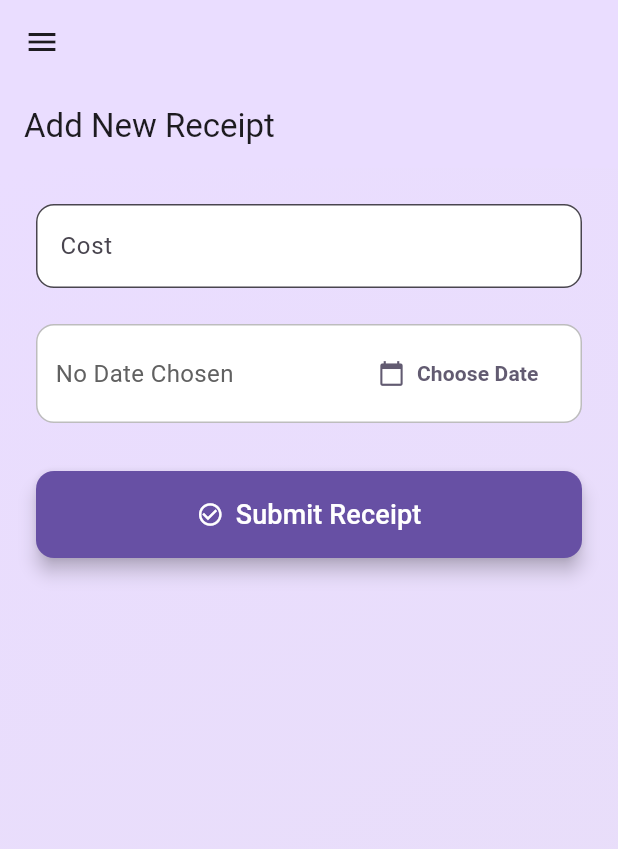
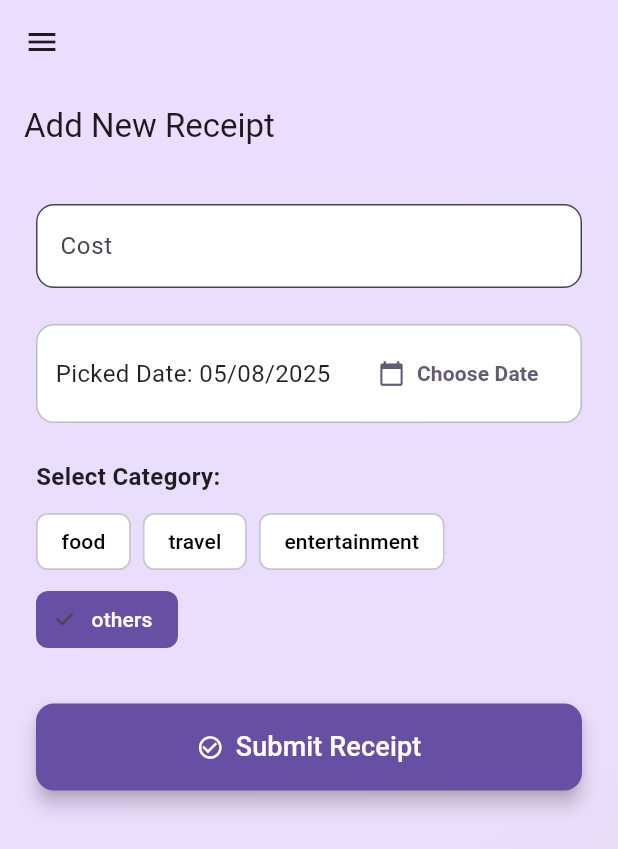
Before and after one commit to PrunesLand/receiptify-portfolio, a Flutter app: the NewItemFormScreen screen opened by its route, on a phone screen of 412 x 824 dp. Shown: the top 849 px of the screen. Run offline on Flutter 3.47's test engine with Material 3 defaults, Android fonts, the phone set to English and light mode, and no system bars; our stand-ins replace camera, dio, firebase_ai, firebase_auth, firebase_core, flutter_bloc and 10 more; accounts and stored records are empty; generated files the repository leaves out were written again; statements that could not run were skipped.

Commit message:
Refactor TileWidget and integrate category selection in NewItemFormScreen
This commit refactors `TileWidget` to display cost, date, and category, and adds category selection to `NewItemFormScreen`.

Key changes:
- **TileWidget.dart:**
    - Updated `TileWidget` to accept and display `cost`, `dateOfReceipt`, and `category` (from new `ExpenseEnum`).
    - Implemented a shimmer loading effect using the `shimmer` package.
    - Added date formatting for `dateOfReceipt`.
- **NewItemFormScreen.dart:**
    - Introduced `ExpenseEnum` for categorizing expenses (food, travel, entertainment, others).
    - Added `ChoiceChip` widgets for selecting an expense category.
    - The selected category is now part of the `ReceiptModel` when a new item is created.
    - Default selected date is now `DateTime.now()`.
- **DocumentWidget.dart:**
    - Updated `TileWidget` instantiation to pass `cost`, `receiptDate`, and `category` from the `item`.
- **ReceiptModel.dart:**
    - Added `category` field of type `ExpenseEnum` with a default value of `ExpenseEnum.others`.
- **document_bloc.dart:**
    - When adding a new image, `receiptDate` is initialized to `DateTime.now()`.
    - Total expense is now formatted to two decimal places.
- **Enums.dart:**
    - Added `ExpenseEnum` with values: `food`, `travel`, `entertainment`, `others`.
- **SettingsScreen.dart:**
    - Removed unused `_isDarkMode` variable.

```diff
--- a/lib/features/Document/domain/Enums/Enums.dart
+++ b/lib/features/Document/domain/Enums/Enums.dart
@@ -1 +1,3 @@
 enum DocumentChipEnum { highest, lowest, latest }
+
+enum ExpenseEnum { food, travel, entertainment, others }
--- a/lib/features/Document/domain/models/Receipt/ReceiptModel.dart
+++ b/lib/features/Document/domain/models/Receipt/ReceiptModel.dart
@@ -1,6 +1,7 @@
 import 'dart:io';
 
 import 'package:freezed_annotation/freezed_annotation.dart';
+import 'package:receipt_app/features/Document/domain/Enums/Enums.dart';
 
 part 'ReceiptModel.freezed.dart';
 
@@ -11,5 +12,6 @@ class ReceiptModel with _$ReceiptModel {
     DateTime? receiptDate,
     @Default('') String cost,
     File? file,
+    @Default(ExpenseEnum.others) ExpenseEnum category,
   }) = _ReceiptModel;
 }
--- a/lib/features/Document/presentation/widgets/NewItemFormScreen.dart
+++ b/lib/features/Document/presentation/widgets/NewItemFormScreen.dart
@@ -1,6 +1,7 @@
 import 'package:flutter/material.dart';
 import 'package:intl/intl.dart';
 
+import '../../domain/Enums/Enums.dart';
 import '../../domain/models/Receipt/ReceiptModel.dart';
 
 class NewItemFormScreen extends StatefulWidget {
@@ -13,7 +14,8 @@ class NewItemFormScreen extends StatefulWidget {
 class _NewItemFormScreenState extends State<NewItemFormScreen> {
   final _formKey = GlobalKey<FormState>();
   final _costController = TextEditingController();
-  DateTime? _selectedDate;
+  DateTime _selectedDate = DateTime.now();
+  ExpenseEnum _selectedCategory = ExpenseEnum.others;
 
   Future<void> _presentDatePicker() async {
     final now = DateTime.now();
@@ -38,7 +40,7 @@ class _NewItemFormScreenState extends State<NewItemFormScreen> {
           ),
     );
     setState(() {
-      _selectedDate = pickedDate;
+      _selectedDate = pickedDate ?? DateTime.now();
     });
   }
 
@@ -52,6 +54,7 @@ class _NewItemFormScreenState extends State<NewItemFormScreen> {
     final newReceipt = ReceiptModel(
       cost: enteredCost.toString(),
       receiptDate: _selectedDate,
+      category: _selectedCategory,
     );
 
     Navigator.of(context).pop(newReceipt);
@@ -131,15 +134,10 @@ class _NewItemFormScreenState extends State<NewItemFormScreen> {
                       children: <Widget>[
                         Expanded(
                           child: Text(
-                            _selectedDate == null
-                                ? 'No Date Chosen'
-                                : 'Picked Date: ${DateFormat('dd/MM/yyyy').format(_selectedDate!)}',
+                            'Picked Date: ${DateFormat('dd/MM/yyyy').format(_selectedDate)}',
                             style: TextStyle(
                               fontSize: 16,
-                              color:
-                                  _selectedDate == null
-                                      ? Colors.grey.shade700
-                                      : Colors.black87,
+                              color: Colors.black87,
                             ),
                           ),
                         ),
@@ -159,6 +157,42 @@ class _NewItemFormScreenState extends State<NewItemFormScreen> {
                         ),
                       ],
                     ),
+                  ),
+                  const SizedBox(height: 24),
+                  const Text(
+                    'Select Category:',
+                    style: TextStyle(
+                      fontSize: 16,
+                      fontWeight: FontWeight.bold,
+                      color: Colors.black87,
+                    ),
+                  ),
+                  const SizedBox(height: 8),
+                  Wrap(
+                    spacing: 8.0,
+                    runSpacing: 4.0,
+                    children:
+                        ExpenseEnum.values.map((ExpenseEnum category) {
+                          return ChoiceChip(
+                            label: Text(category.name),
+                            selected: _selectedCategory == category,
+                            onSelected: (bool selected) {
+                              setState(() {
+                                _selectedCategory =
+                                    selected ? category : ExpenseEnum.others;
+                              });
+                            },
+                            selectedColor:
+                                Theme.of(context).colorScheme.primary,
+                            labelStyle: TextStyle(
+                              color:
+                                  _selectedCategory == category
+                                      ? Colors.white
+                                      : Colors.black,
+                            ),
+                            backgroundColor: Colors.white,
+                          );
+                        }).toList(),
                   ),
                   const SizedBox(height: 32),
                   ElevatedButton.icon(
--- a/lib/features/Settings/presentation/SettingsScreen.dart
+++ b/lib/features/Settings/presentation/SettingsScreen.dart
@@ -9,8 +9,6 @@ class SettingsScreen extends StatefulWidget {
   @override
   State<SettingsScreen> createState() => _SettingsScreenState();
 }
-
-bool _isDarkMode = false;
 
 class _SettingsScreenState extends State<SettingsScreen> {
   @override
```
Also changed, not shown: lib/features/Document/application/Document/document_bloc.dart (+6 -2 lines), lib/features/Document/presentation/widgets/DocumentWidget.dart (+8 -2 lines), lib/features/Document/presentation/widgets/TileWidget.dart (+56 -14 lines).
